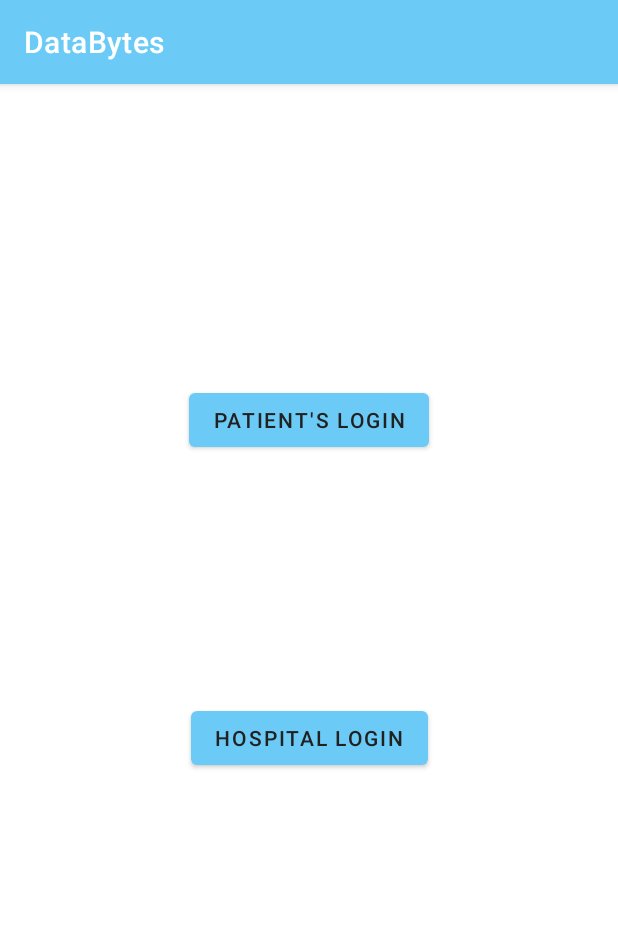
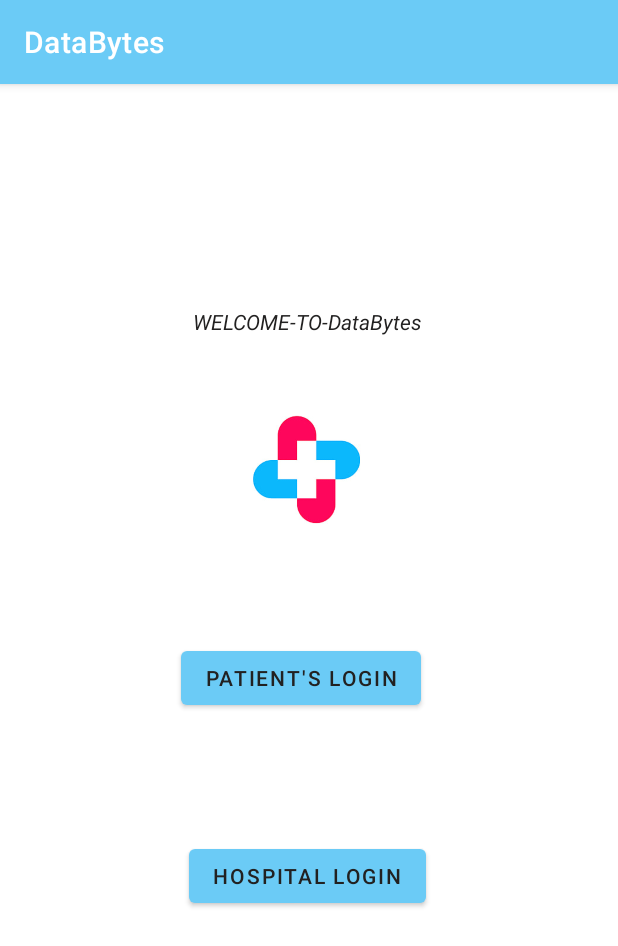
Before and after one commit to pratiktikande/Hackathon, an Android app: the screen it shows after launch (MainActivity), on a phone screen of 412 x 824 dp. Shown: the top 946 px of the screen. Run offline under Robolectric (Android 15) with nearby library versions, the phone set to English and light mode, and no system bars.

Commit message:
initial layout

```diff
--- a/app/src/main/java/com/example/databytes/crpres.java
+++ b/app/src/main/java/com/example/databytes/crpres.java
@@ -36,7 +36,6 @@ public class crpres extends AppCompatActivity {
         }
         t.setText("Welcome Dr."+dn);
         B = findViewById(R.id.crpresbut);
-        Name = findViewById(R.id.ptname);
         Pre = findViewById(R.id.ptpre);
 
         B.setOnClickListener(new View.OnClickListener() {
--- a/app/src/main/res/layout/activity_main.xml
+++ b/app/src/main/res/layout/activity_main.xml
@@ -6,14 +6,16 @@
     android:layout_height="match_parent"
     tools:context=".MainActivity">
 
+
     <Button
         android:id="@+id/button"
         android:layout_width="wrap_content"
         android:layout_height="wrap_content"
-        android:layout_marginTop="200dp"
+        android:layout_marginTop="372dp"
         android:onClick="openActivity"
         android:text="Patient's login"
         app:layout_constraintEnd_toEndOf="parent"
+        app:layout_constraintHorizontal_bias="0.48"
         app:layout_constraintStart_toStartOf="parent"
         app:layout_constraintTop_toTopOf="parent" />
 
@@ -21,10 +23,36 @@
         android:id="@+id/button2"
         android:layout_width="wrap_content"
         android:layout_height="wrap_content"
-        android:layout_marginBottom="308dp"
+        android:layout_marginBottom="216dp"
         android:onClick="openhospital"
         android:text="hospital login"
         app:layout_constraintBottom_toBottomOf="parent"
         app:layout_constraintEnd_toEndOf="parent"
+        app:layout_constraintHorizontal_bias="0.496"
         app:layout_constraintStart_toStartOf="parent" />
+
+    <TextView
+        android:id="@+id/textView4"
+        android:layout_width="wrap_content"
+        android:layout_height="wrap_content"
+        android:layout_marginBottom="204dp"
+        android:text="WELCOME-TO-DataBytes"
+        android:textColor="@color/black"
+        android:textStyle="italic"
+        app:layout_constraintBottom_toTopOf="@+id/button"
+        app:layout_constraintEnd_toEndOf="parent"
+        app:layout_constraintHorizontal_bias="0.498"
+        app:layout_constraintStart_toStartOf="parent" />
+
+    <ImageView
+        android:id="@+id/imageView2"
+        android:layout_width="158dp"
+        android:layout_height="141dp"
+        app:layout_constraintBottom_toBottomOf="@+id/button"
+        app:layout_constraintEnd_toEndOf="parent"
+        app:layout_constraintHorizontal_bias="0.494"
+        app:layout_constraintStart_toStartOf="parent"
+        app:layout_constraintTop_toBottomOf="@+id/textView4"
+        app:layout_constraintVertical_bias="0.169"
+        app:srcCompat="@drawable/splash" />
 </androidx.constraintlayout.widget.ConstraintLayout>
--- a/app/src/main/res/layout/nav_header_patient.xml
+++ b/app/src/main/res/layout/nav_header_patient.xml
@@ -19,13 +19,13 @@
         android:layout_height="76dp"
         android:contentDescription="@string/nav_header_desc"
         android:paddingTop="@dimen/nav_header_vertical_spacing"
-        app:srcCompat="@mipmap/emergon_logo" />
+        app:srcCompat="@drawable/splash" />
 
     <TextView
         android:layout_width="match_parent"
         android:layout_height="wrap_content"
         android:paddingTop="@dimen/nav_header_vertical_spacing"
-        android:text="Emergon"
+        android:text="Data-Bytes"
         android:textAppearance="@style/TextAppearance.AppCompat.Body1"
         android:textColor="@color/awhite"/>
 
```
Also changed, not shown: app/src/main/res/layout/dialog_box.xml (+8 -0 lines), app/src/main/res/layout/fragment_casefolder.xml (+19 -8 lines), app/src/main/res/layout/fragment_map.xml (+18 -4 lines), app/src/main/res/drawable/splash.jpg (added).
